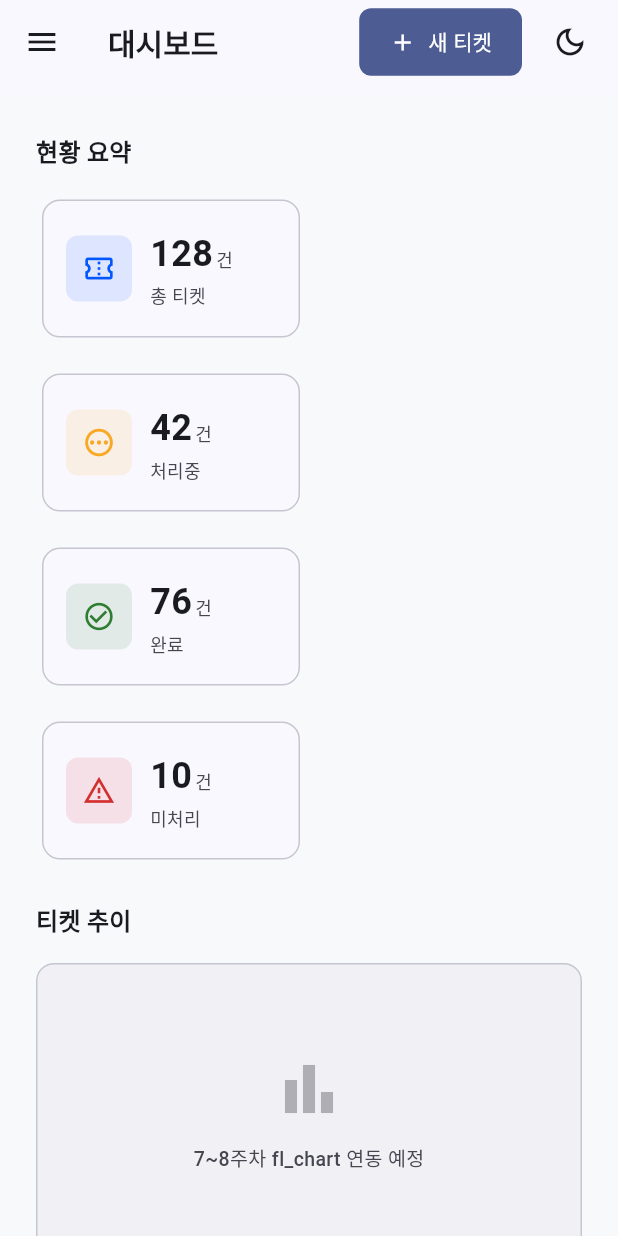
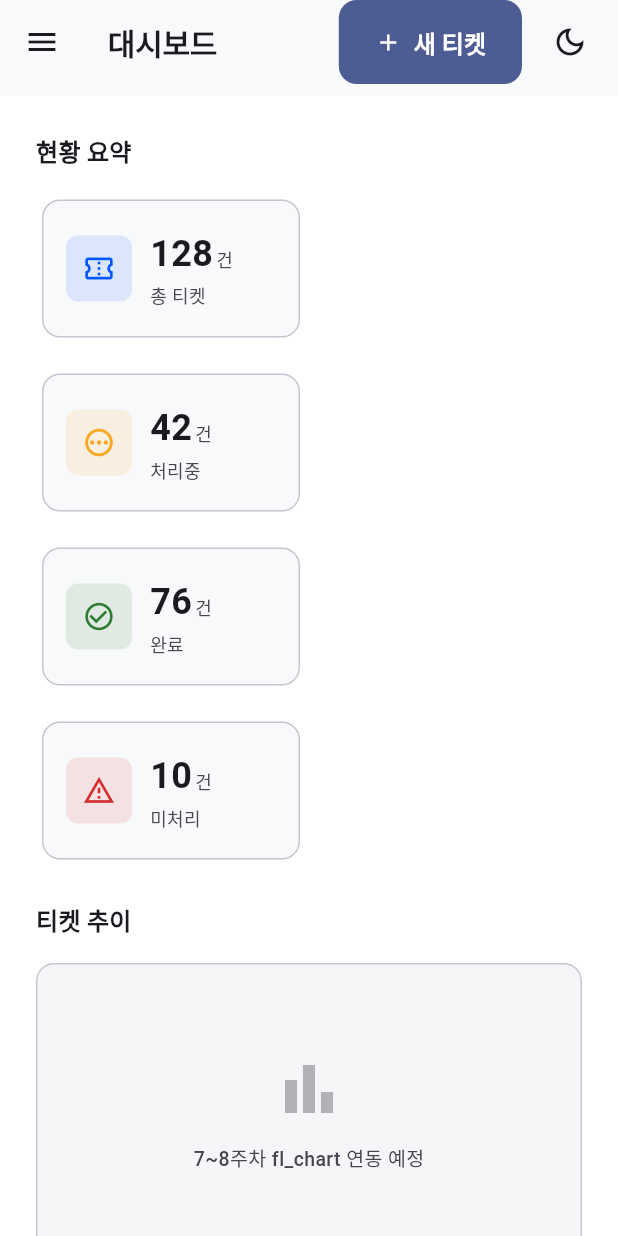
Before and after one commit to thswjdgy/helpflow, a Flutter app: the screen it shows after launch, on a phone screen of 412 x 824 dp. Run offline on Flutter 3.47's test engine with Material 3 defaults, Android fonts, the phone set to English and light mode, and no system bars; our stand-ins replace flutter_riverpod, go_router, hive_flutter; accounts and stored records are empty.

Commit message:
feat: app_theme 디자인 시스템 연동
Co-Authored-By: Claude Sonnet 4.6 <noreply@anthropic.com>

```diff
--- a/helpflow/lib/core/theme/app_theme.dart
+++ b/helpflow/lib/core/theme/app_theme.dart
@@ -1,23 +1,127 @@
 import 'package:flutter/material.dart';
 import '../constants/app_colors.dart';
+import '../design_system.dart';
 
 /// 앱 전체 Material 3 테마 정의
-/// 라이트 테마와 다크 테마를 모두 제공
+/// 라이트 테마와 다크 테마를 모두 제공하며,
+/// HelpFlow 디자인 시스템(design_system.dart)의 색상·타이포그래피·버튼 스타일을 연동합니다.
 class AppTheme {
   AppTheme._(); // 인스턴스 생성 방지
 
   // ── 라이트 테마 ──────────────────────────────────────────────
   /// 라이트 모드 테마 객체
+  /// HelpFlowColors.primary를 씨드 컬러로 사용하고,
+  /// 주요 색상을 디자인 시스템 상수로 명시적 오버라이드합니다.
   static ThemeData get lightTheme {
     final colorScheme = ColorScheme.fromSeed(
-      seedColor: AppColors.primary,
+      seedColor: HelpFlowColors.primary, // 디자인 시스템 primary 사용
       brightness: Brightness.light,
+      surface: HelpFlowColors.surface, // 카드·시트 표면색 명시
+      error: HelpFlowColors.error, // 디자인 시스템 error 색상
     );
 
     return ThemeData(
       useMaterial3: true,
       colorScheme: colorScheme,
-      scaffoldBackgroundColor: AppColors.backgroundLight,
+
+      // 전체 Scaffold 배경색을 순백색으로 통일
+      scaffoldBackgroundColor: HelpFlowColors.background,
+
+      // 텍스트 테마 — HelpFlowTextStyles 연동
+      textTheme: TextTheme(
+        displayLarge: HelpFlowTextStyles.headline1,
+        headlineLarge: HelpFlowTextStyles.headline1,
+        headlineMedium: HelpFlowTextStyles.headline2,
+        titleLarge: HelpFlowTextStyles.headline3,
+        bodyLarge: HelpFlowTextStyles.body1,
+        bodyMedium: HelpFlowTextStyles.body2,
+        bodySmall: HelpFlowTextStyles.caption,
+        labelLarge: HelpFlowTextStyles.button,
+      ),
+
+      // AppBar 스타일
+      appBarTheme: AppBarTheme(
+        backgroundColor: HelpFlowColors.background,
+        foregroundColor: colorScheme.onSurface,
+        elevation: 0,
+        scrolledUnderElevation: 1,
+        centerTitle: false,
+      ),
+
+      // 카드 스타일
+      cardTheme: CardThemeData(
+        elevation: 0,
+        shape: RoundedRectangleBorder(
+          borderRadius: BorderRadius.circular(12.0),
+          side: BorderSide(color: colorScheme.outlineVariant),
+        ),
+        color: HelpFlowColors.surface,
+      ),
+
+      // FilledButton — 디자인 시스템 스타일 적용 (radius 12)
+      filledButtonTheme: FilledButtonThemeData(
+        style: HelpFlowButtonStyles.filled,
+      ),
+
+      // OutlinedButton — 디자인 시스템 스타일 적용
+      outlinedButtonTheme: OutlinedButtonThemeData(
+        style: HelpFlowButtonStyles.outlined,
+      ),
+
+      // TextButton — 디자인 시스템 스타일 적용
+      textButtonTheme: TextButtonThemeData(
+        style: HelpFlowButtonStyles.text,
+      ),
+
+      // NavigationRail 스타일 (태블릿·데스크탑 사이드바)
+      navigationRailTheme: NavigationRailThemeData(
+        backgroundColor: HelpFlowColors.gray100,
+        indicatorColor: colorScheme.primaryContainer,
+        selectedIconTheme: IconThemeData(color: colorScheme.onPrimaryContainer),
+        unselectedIconTheme: const IconThemeData(color: HelpFlowColors.gray400),
+      ),
+
+      // NavigationBar 스타일 (모바일 하단 탭)
+      navigationBarTheme: NavigationBarThemeData(
+        backgroundColor: HelpFlowColors.background,
+        indicatorColor: colorScheme.primaryContainer,
+        labelTextStyle: WidgetStateProperty.all(HelpFlowTextStyles.caption),
+      ),
+
+      // Divider
+      dividerTheme: const DividerThemeData(
+        color: HelpFlowColors.gray100,
+        space: 1,
+      ),
+    );
+  }
+
+  // ── 다크 테마 ──────────────────────────────────────────────
+  /// 다크 모드 테마 객체
+  /// 동일한 씨드 컬러를 사용하되 brightness를 dark로 설정합니다.
+  static ThemeData get darkTheme {
+    final colorScheme = ColorScheme.fromSeed(
+      seedColor: HelpFlowColors.primary,
+      brightness: Brightness.dark,
+      error: HelpFlowColors.error,
+    );
+
+    return ThemeData(
+      useMaterial3: true,
+      colorScheme: colorScheme,
+      scaffoldBackgroundColor: AppColors.backgroundDark,
+
+      // 텍스트 테마 — HelpFlowTextStyles 연동 (다크 모드 공통 적용)
+      textTheme: TextTheme(
+        displayLarge: HelpFlowTextStyles.headline1,
+        headlineLarge: HelpFlowTextStyles.headline1,
+        headlineMedium: HelpFlowTextStyles.headline2,
+        titleLarge: HelpFlowTextStyles.headline3,
+        bodyLarge: HelpFlowTextStyles.body1,
+        bodyMedium: HelpFlowTextStyles.body2,
+        bodySmall: HelpFlowTextStyles.caption,
+        labelLarge: HelpFlowTextStyles.button,
+      ),
 
       // AppBar 스타일
       appBarTheme: AppBarTheme(
@@ -38,75 +142,22 @@ class AppTheme {
         color: colorScheme.surface,
       ),
 
-      // FilledButton 스타일
+      // FilledButton — 디자인 시스템 스타일 적용
       filledButtonTheme: FilledButtonThemeData(
-        style: FilledButton.styleFrom(
-          shape: RoundedRectangleBorder(
-            borderRadius: BorderRadius.circular(8.0),
-          ),
-          padding: const EdgeInsets.symmetric(horizontal: 20, vertical: 12),
-        ),
+        style: HelpFlowButtonStyles.filled,
       ),
 
-      // NavigationRail 스타일
-      navigationRailTheme: NavigationRailThemeData(
-        backgroundColor: AppColors.sidebarLight,
-        indicatorColor: colorScheme.primaryContainer,
-        selectedIconTheme: IconThemeData(color: colorScheme.onPrimaryContainer),
-        unselectedIconTheme: IconThemeData(color: colorScheme.onSurfaceVariant),
+      // OutlinedButton — 디자인 시스템 스타일 적용
+      outlinedButtonTheme: OutlinedButtonThemeData(
+        style: HelpFlowButtonStyles.outlined,
       ),
 
-      // Divider
-      dividerTheme: const DividerThemeData(
-        color: AppColors.divider,
-        space: 1,
-      ),
-    );
-  }
-
-  // ── 다크 테마 ──────────────────────────────────────────────
-  /// 다크 모드 테마 객체
-  static ThemeData get darkTheme {
-    final colorScheme = ColorScheme.fromSeed(
-      seedColor: AppColors.primary,
-      brightness: Brightness.dark,
-    );
-
-    return ThemeData(
-      useMaterial3: true,
-      colorScheme: colorScheme,
-      scaffoldBackgroundColor: AppColors.backgroundDark,
-
-      // AppBar 스타일
-      appBarTheme: AppBarTheme(
-        backgroundColor: colorScheme.surface,
-        foregroundColor: colorScheme.onSurface,
-        elevation: 0,
-        scrolledUnderElevation: 1,
-        centerTitle: false,
+      // TextButton — 디자인 시스템 스타일 적용
+      textButtonTheme: TextButtonThemeData(
+        style: HelpFlowButtonStyles.text,
       ),
 
-      // 카드 스타일
-      cardTheme: CardThemeData(
-        elevation: 0,
-        shape: RoundedRectangleBorder(
-          borderRadius: BorderRadius.circular(12.0),
-          side: BorderSide(color: colorScheme.outlineVariant),
-        ),
-        color: colorScheme.surface,
-      ),
-
-      // FilledButton 스타일
-      filledButtonTheme: FilledButtonThemeData(
-        style: FilledButton.styleFrom(
-          shape: RoundedRectangleBorder(
-            borderRadius: BorderRadius.circular(8.0),
-          ),
-          padding: const EdgeInsets.symmetric(horizontal: 20, vertical: 12),
-        ),
-      ),
-
-      // NavigationRail 스타일
+      // NavigationRail 스타일 (다크)
       navigationRailTheme: NavigationRailThemeData(
         backgroundColor: AppColors.sidebarDark,
         indicatorColor: colorScheme.primaryContainer,
@@ -125,5 +176,9 @@ class AppTheme {
 
 // [파일 요약]
 // Material 3 기반의 라이트/다크 테마를 정의합니다.
-// ColorScheme.fromSeed(seedColor: 0xFF0057FF)로 색상 팔레트를 자동 생성하며,
-// AppBar, Card, FilledButton, NavigationRail 등 주요 컴포넌트 스타일을 포함합니다.
+// HelpFlow 디자인 시스템(design_system.dart)과 연동하여:
+// - 씨드 컬러: HelpFlowColors.primary (0xFF0057FF)
+// - 배경색: HelpFlowColors.background (라이트) / AppColors.backgroundDark (다크)
+// - 텍스트 테마: HelpFlowTextStyles 전체 계층 매핑
+// - 버튼 테마: HelpFlowButtonStyles (radius 12) 적용
+// - NavigationBar/Rail 테마 포함
```
